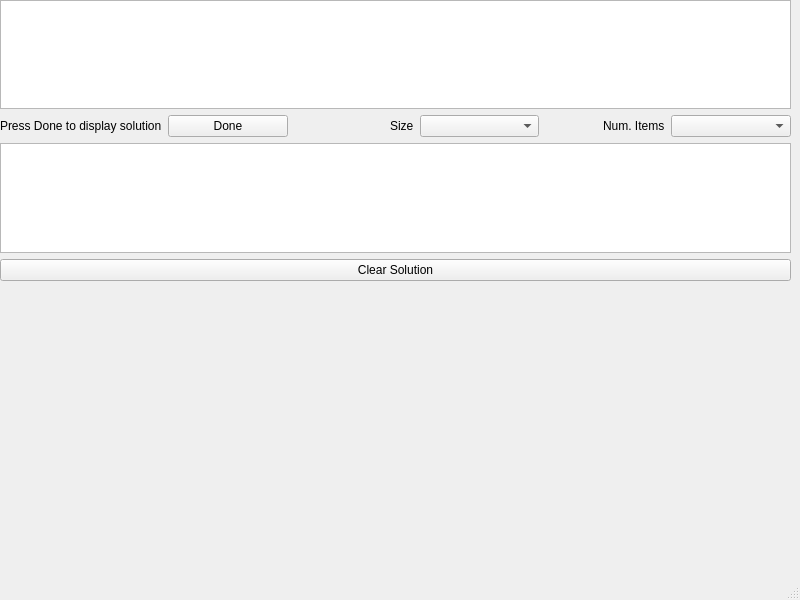
First picture: the form in knapsack_visualizer/knapsack_layout.ui, repository SaifMasoud/knapsack-visualizer, before the edit.
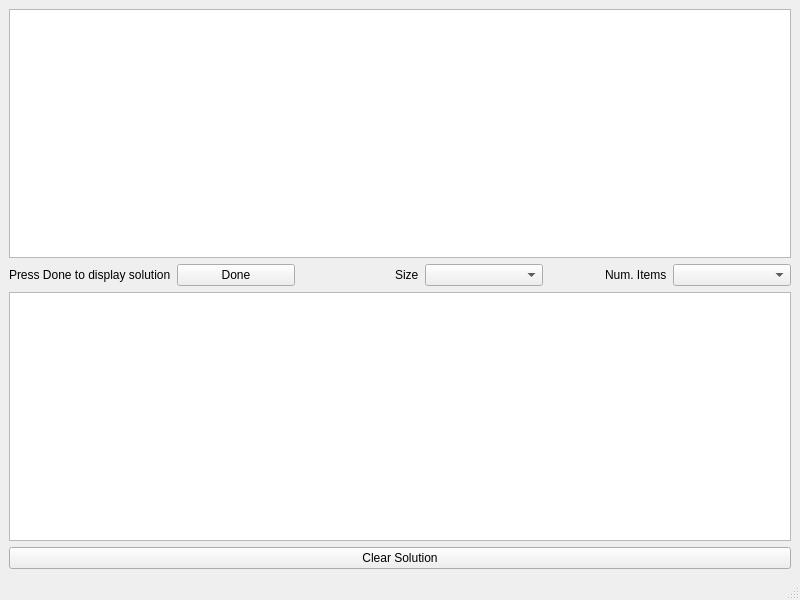
Second picture: the form after the edit. Custom widgets are drawn as their Qt base class.

Commit message: second qtdesigner version with dynamic resizing & more.

```diff
--- a/knapsack_visualizer/knapsack_layout.ui
+++ b/knapsack_visualizer/knapsack_layout.ui
@@ -14,15 +14,8 @@
    <string>MainWindow</string>
   </property>
   <widget class="QWidget" name="centralwidget">
-   <widget class="QWidget" name="verticalLayoutWidget">
-    <property name="geometry">
-     <rect>
-      <x>0</x>
-      <y>0</y>
-      <width>791</width>
-      <height>281</height>
-     </rect>
-    </property>
+   <layout class="QGridLayout" name="gridLayout">
+    <item row="0" column="0">
     <layout class="QVBoxLayout" name="verticalLayout">
      <item>
       <widget class="QTableWidget" name="items_table"/>
@@ -76,7 +69,8 @@
       </widget>
      </item>
     </layout>
-   </widget>
+    </item>
+   </layout>
   </widget>
   <widget class="QMenuBar" name="menubar">
    <property name="geometry">
```
Lines whose indentation alone changed are shown as unchanged. The commit also changes 2 other files.
